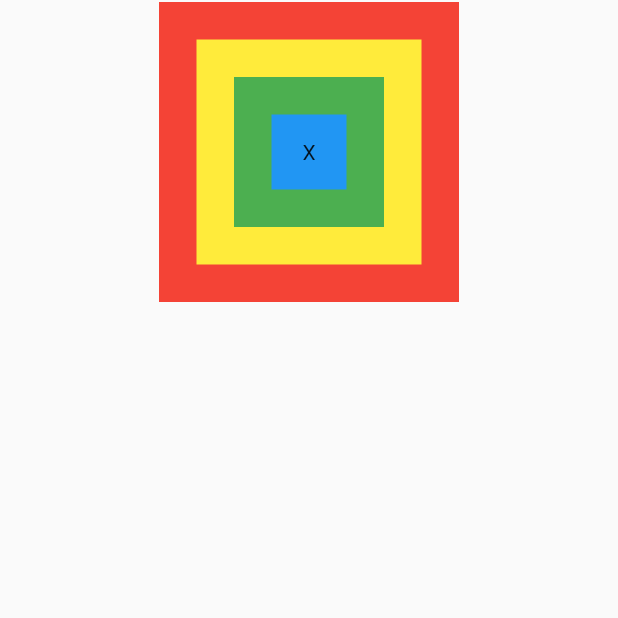
After one commit to desdrianton/flutter_playground, a Flutter app: the screen it shows after launch, on a phone screen of 412 x 824 dp, the part 466-1084 px from its top. The commit adds this screen. Run offline on Flutter 3.47's test engine with Material 2 defaults, Android fonts, the phone set to English and light mode, and no system bars; our stand-ins replace equatable, flutter_bloc.

Commit message:
Learn widget: InheritedWidget

```diff
--- a/learn_widget/inherited_widget/lib/inherited_widget.dart
+++ b/learn_widget/inherited_widget/lib/inherited_widget.dart
@@ -1,3 +1,4 @@
 library inherited_widget;
 
 export 'src/_1_without_inherited_widget/app.dart';
+export 'src/_2_with_inherited_widget/app.dart';
--- /dev/null
+++ b/learn_widget/inherited_widget/lib/src/_2_with_inherited_widget/app.dart
@@ -0,0 +1,109 @@
+import 'package:flutter/material.dart';
+import 'package:flutter/widgets.dart';
+
+class WithInheritedWidgetApp extends StatelessWidget {
+  const WithInheritedWidgetApp({Key? key}) : super(key: key);
+
+  @override
+  Widget build(BuildContext context) {
+    return MaterialApp(
+      home: Scaffold(
+        body: InfoWarnaInheritedWidget(
+          warna1: Colors.red,
+          warna2: Colors.yellow,
+          warna3: Colors.green,
+          warna4: Colors.blue,
+          child: Center(
+            child: _Kotak1(),
+          ),
+        ),
+      ),
+    );
+  }
+}
+
+class InfoWarnaInheritedWidget extends InheritedWidget {
+  final Color warna1;
+
+  final Color warna2;
+
+  final Color warna3;
+
+  final Color warna4;
+
+  const InfoWarnaInheritedWidget({
+    Key? key,
+    required this.warna1,
+    required this.warna2,
+    required this.warna3,
+    required this.warna4,
+    required Widget child,
+  }) : super(key: key, child: child,);
+
+  @override
+  bool updateShouldNotify(InfoWarnaInheritedWidget oldWidget) => true;
+}
+
+class _Kotak1 extends StatelessWidget {
+  @override
+  Widget build(BuildContext context) {
+    Color warna1 = (context.dependOnInheritedWidgetOfExactType<InfoWarnaInheritedWidget>()!).warna1;
+    double side = 200;
+
+    return Container(
+      width: side,
+      height: side,
+      alignment: Alignment.center,
+      color: warna1,
+      child: _Kotak2(),
+    );
+  }
+}
+
+class _Kotak2 extends StatelessWidget {
+  @override
+  Widget build(BuildContext context) {
+    Color warna2 = (context.dependOnInheritedWidgetOfExactType<InfoWarnaInheritedWidget>()!).warna2;
+    double side = 150;
+
+    return Container(
+      width: side,
+      height: side,
+      alignment: Alignment.center,
+      color: warna2,
+      child: _Kotak3(),
+    );
+  }
+}
+
+class _Kotak3 extends StatelessWidget {
+  @override
+  Widget build(BuildContext context) {
+    Color warna3 = (context.dependOnInheritedWidgetOfExactType<InfoWarnaInheritedWidget>()!).warna3;
+    double side = 100;
+
+    return Container(
+      width: side,
+      height: side,
+      alignment: Alignment.center,
+      color: warna3,
+      child: _Kotak4(),
+    );
+  }
+}
+
+class _Kotak4 extends StatelessWidget {
+  @override
+  Widget build(BuildContext context) {
+    Color warna4 = (context.dependOnInheritedWidgetOfExactType<InfoWarnaInheritedWidget>()!).warna4;
+    double side = 50;
+
+    return Container(
+      width: side,
+      height: side,
+      alignment: Alignment.center,
+      color: warna4,
+      child: const Text('X')
+    );
+  }
+}
--- a/lib/main.dart
+++ b/lib/main.dart
@@ -15,5 +15,5 @@ void main() {
   // runApp(const BlocProviderApp());
   // runApp(const MultiBlocProviderApp());
   // runApp(const SimpleBlocApp());
-  runApp(const WithoutInheritedWidgetApp());
+  runApp(const WithInheritedWidgetApp());
 }
```
